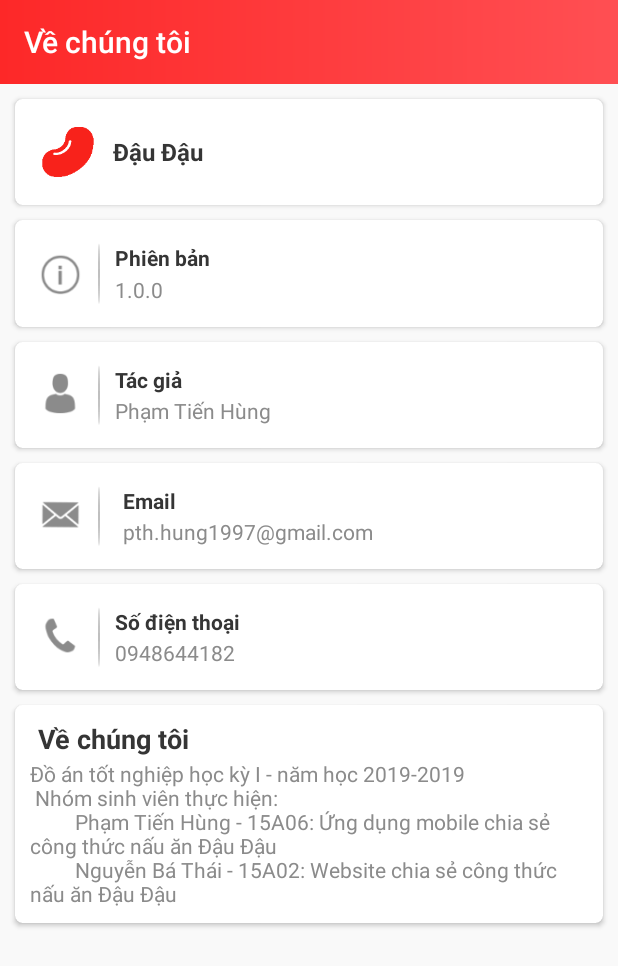
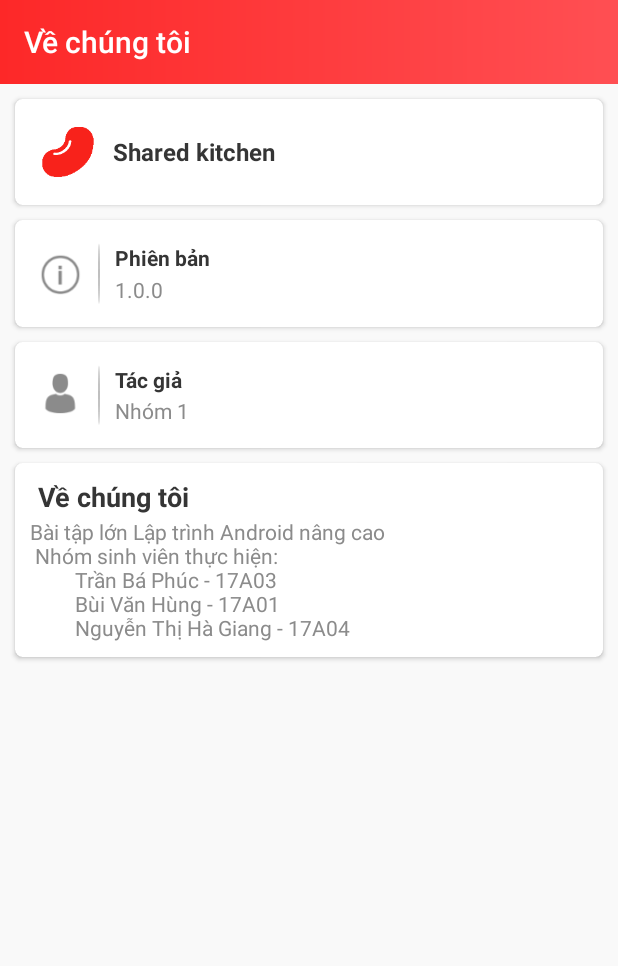
Before and after one commit to phuctranba/shared-kitchen, an Android app: the AboutUsActivity screen opened directly, with no data from a screen before it, on a phone screen of 412 x 824 dp. Shown: the top 966 px of the screen. Run offline under Robolectric (Android 15) with nearby library versions, the light colour scheme and no system bars.

Commit message:
update fix #1

```diff
--- a/SmoothCheckBox-master/build.gradle
+++ b/SmoothCheckBox-master/build.gradle
@@ -1,12 +1,12 @@
 apply plugin: 'com.android.library'
 
 android {
-    compileSdkVersion 23
+    compileSdkVersion 30
     buildToolsVersion '28.0.3'
 
     defaultConfig {
         minSdkVersion 14
-        targetSdkVersion 23
+        targetSdkVersion 30
         versionCode 1
         versionName "1.0"
     }
@@ -20,5 +20,6 @@ android {
 
 dependencies {
     implementation fileTree(dir: 'libs', include: ['*.jar'])
+    //noinspection GradleCompatible
     implementation 'com.android.support:appcompat-v7:28.1.1'
 }
--- a/app/src/main/java/com/github/phuctranba/core/fragment/ProfileInforFragment.java
+++ b/app/src/main/java/com/github/phuctranba/core/fragment/ProfileInforFragment.java
@@ -65,7 +65,7 @@ public class ProfileInforFragment extends Fragment {
         text_followerCounter.setText(myApplication.getUserFollowers());
         text_likeCounter.setText(myApplication.getUserLikes());
         text_username.setText(myApplication.getUserName());
-        Picasso.get().load(Constant.SERVER_URL + myApplication.getuserAvata()).placeholder(R.drawable.avatar2).transform(new CircleTransform()).into(profileAvata);
+        Picasso.get().load(Constant.SERVER_URL + myApplication.getuserAvata()).placeholder(R.drawable.avatar).transform(new CircleTransform()).into(profileAvata);
 
         btn_your_recipe.setOnClickListener(new View.OnClickListener() {
             @Override
--- a/app/src/main/java/com/github/phuctranba/sharedkitchen/DetailActivity.java
+++ b/app/src/main/java/com/github/phuctranba/sharedkitchen/DetailActivity.java
@@ -328,7 +328,7 @@ public class DetailActivity extends AppCompatActivity {
         text_username.setText(owner.getName());
         text_user_like_couter.setText(owner.getLikes());
         text_user_follower_counter.setText(owner.getFollowers());
-        Picasso.get().load(owner.getAvatar()).placeholder(R.drawable.avatar2).transform(new CircleTransform()).into(img_user_avata);
+        Picasso.get().load(owner.getAvatar()).placeholder(R.drawable.avatar).transform(new CircleTransform()).into(img_user_avata);
 //        ratingView.setRating(Float.parseFloat(objBean.getRecipeAvgRate()));
         Picasso.get().load(objBean.getRecipeImage()).placeholder(R.mipmap.ic_launcher).into(imageView);
 
--- a/app/src/main/java/com/github/phuctranba/sharedkitchen/ProfileActivity.java
+++ b/app/src/main/java/com/github/phuctranba/sharedkitchen/ProfileActivity.java
@@ -80,7 +80,7 @@ public class ProfileActivity extends AppCompatActivity {
         userAvatar = findViewById(R.id.user_profile_photo);
 
         txtUsername.setText(myApplication.getUserName());
-        Picasso.get().load(Constant.SERVER_URL + myApplication.getuserAvata()).placeholder(R.drawable.avatar2).transform(new CircleTransform()).into(userAvatar);
+        Picasso.get().load(Constant.SERVER_URL + myApplication.getuserAvata()).placeholder(R.drawable.avatar).transform(new CircleTransform()).into(userAvatar);
         ratingBar = findViewById(R.id.rating_bar);
         lyt_not_found = findViewById(R.id.lyt_not_found);
         progressBar = findViewById(R.id.progressBar);
@@ -170,7 +170,7 @@ public class ProfileActivity extends AppCompatActivity {
         txtCountFollow.setText(itemUser.getFollowers());
         txtCountLike.setText(itemUser.getLikes());
         txtUsername.setText(itemUser.getName());
-        Picasso.get().load(Constant.SERVER_URL + itemUser.getAvatar()).placeholder(R.drawable.avatar2).transform(new CircleTransform()).into(userAvatar);
+        Picasso.get().load(Constant.SERVER_URL + itemUser.getAvatar()).placeholder(R.drawable.avatar).transform(new CircleTransform()).into(userAvatar);
         if (itemUser.isFollowed()) {
             btnFollow.setCompoundDrawablesWithIntrinsicBounds(R.drawable.ic_unfollow, 0, 0, 0);
             btnFollow.setText(getString(R.string.unfollow));
--- a/app/src/main/res/layout/activity_about_us.xml
+++ b/app/src/main/res/layout/activity_about_us.xml
@@ -179,113 +179,60 @@
             </androidx.cardview.widget.CardView>
 
 
-            <androidx.cardview.widget.CardView
-                android:layout_width="match_parent"
-                android:layout_height="wrap_content"
-                android:layout_marginBottom="10dp"
-                android:layout_marginStart="10dp"
-                android:layout_marginEnd="10dp"
-                app:cardCornerRadius="5dp">
+<!--            <androidx.cardview.widget.CardView-->
+<!--                android:layout_width="match_parent"-->
+<!--                android:layout_height="wrap_content"-->
+<!--                android:layout_marginBottom="10dp"-->
+<!--                android:layout_marginStart="10dp"-->
+<!--                android:layout_marginEnd="10dp"-->
+<!--                app:cardCornerRadius="5dp">-->
 
-                <LinearLayout
-                    android:layout_width="match_parent"
-                    android:layout_height="wrap_content"
-                    android:orientation="horizontal"
-                    android:padding="15dp">
+<!--                <LinearLayout-->
+<!--                    android:layout_width="match_parent"-->
+<!--                    android:layout_height="wrap_content"-->
+<!--                    android:orientation="horizontal"-->
+<!--                    android:padding="15dp">-->
 
-                    <ImageView
-                        android:layout_width="30dp"
-                        android:layout_height="30dp"
-                        android:layout_marginTop="4dp"
-                        android:contentDescription="@string/app_name"
-                        android:src="@drawable/ic_email_ab" />
+<!--                    <ImageView-->
+<!--                        android:layout_width="30dp"-->
+<!--                        android:layout_height="30dp"-->
+<!--                        android:layout_marginTop="4dp"-->
+<!--                        android:contentDescription="@string/app_name"-->
+<!--                        android:src="@drawable/ic_email_ab" />-->
 
-                    <View
-                        android:layout_width="1dp"
-                        android:layout_height="match_parent"
-                        android:layout_marginStart="10dp"
-                        android:layout_marginEnd="10dp"
-                        android:background="@drawable/line_about" />
+<!--                    <View-->
+<!--                        android:layout_width="1dp"-->
+<!--                        android:layout_height="match_parent"-->
+<!--                        android:layout_marginStart="10dp"-->
+<!--                        android:layout_marginEnd="10dp"-->
+<!--                        android:background="@drawable/line_about" />-->
 
-                    <LinearLayout
-                        android:layout_width="wrap_content"
-                        android:layout_height="wrap_content"
-                        android:layout_marginStart="5dp"
-                        android:orientation="vertical">
+<!--                    <LinearLayout-->
+<!--                        android:layout_width="wrap_content"-->
+<!--                        android:layout_height="wrap_content"-->
+<!--                        android:layout_marginStart="5dp"-->
+<!--                        android:orientation="vertical">-->
 
-                        <TextView
-                            android:layout_width="wrap_content"
-                            android:layout_height="wrap_content"
-                            android:text="@string/email"
-                            android:textColor="@color/about_title"
-                            android:textStyle="bold" />
+<!--                        <TextView-->
+<!--                            android:layout_width="wrap_content"-->
+<!--                            android:layout_height="wrap_content"-->
+<!--                            android:text="@string/email"-->
+<!--                            android:textColor="@color/about_title"-->
+<!--                            android:textStyle="bold" />-->
 
-                        <TextView
-                            android:id="@+id/text_email"
-                            android:layout_width="wrap_content"
-                            android:layout_height="wrap_content"
-                            android:layout_marginTop="1dp"
-                            android:text="@string/email_value"
-                            android:textColor="@color/about_text" />
+<!--                        <TextView-->
+<!--                            android:id="@+id/text_email"-->
+<!--                            android:layout_width="wrap_content"-->
+<!--                            android:layout_height="wrap_content"-->
+<!--                            android:layout_marginTop="1dp"-->
+<!--                            android:text="@string/email_value"-->
+<!--                            android:textColor="@color/about_text" />-->
 
-                    </LinearLayout>
-                </LinearLayout>
+<!--                    </LinearLayout>-->
+<!--                </LinearLayout>-->
 
-            </androidx.cardview.widget.CardView>
+<!--            </androidx.cardview.widget.CardView>-->
 
-            <androidx.cardview.widget.CardView
-                android:layout_width="match_parent"
-                android:layout_height="wrap_content"
-                android:layout_marginBottom="10dp"
-                android:layout_marginStart="10dp"
-                android:layout_marginEnd="10dp"
-                app:cardCornerRadius="5dp">
-
-                <LinearLayout
-                    android:layout_width="match_parent"
-                    android:layout_height="wrap_content"
-                    android:orientation="horizontal"
-                    android:padding="15dp">
-
-                    <ImageView
-                        android:layout_width="30dp"
-                        android:layout_height="30dp"
-                        android:layout_marginTop="4dp"
-                        android:contentDescription="@string/app_name"
-                        android:src="@drawable/ic_call" />
-
-                    <View
-                        android:layout_width="1dp"
-                        android:layout_height="match_parent"
-                        android:layout_marginStart="10dp"
-                        android:layout_marginEnd="10dp"
-                        android:background="@drawable/line_about" />
-
-                    <LinearLayout
-                        android:layout_width="wrap_content"
-                        android:layout_height="wrap_content"
-                        android:orientation="vertical">
-
-                        <TextView
-                            android:layout_width="wrap_content"
-                            android:layout_height="wrap_content"
-                            android:text="@string/phone_number"
-                            android:textColor="@color/about_title"
-                            android:textStyle="bold" />
-
-                        <TextView
-                            android:id="@+id/text_contact"
-                            android:layout_width="wrap_content"
-                            android:layout_height="wrap_content"
-                            android:layout_marginTop="1dp"
-                            android:text="@string/phone_number_value"
-                            android:textColor="@color/about_text" />
-
-                    </LinearLayout>
-
-                </LinearLayout>
-
-            </androidx.cardview.widget.CardView>
 
             <androidx.cardview.widget.CardView
                 android:layout_width="match_parent"
--- a/app/src/main/res/layout/activity_detail.xml
+++ b/app/src/main/res/layout/activity_detail.xml
@@ -278,7 +278,7 @@
                                 android:layout_margin="5dp"
                                 android:background="@drawable/profile_circular_border_imageview"
                                 android:scaleType="centerCrop"
-                                android:src="@drawable/avatar2" />
+                                android:src="@drawable/avatar" />
 
                             <LinearLayout
                                 android:layout_width="wrap_content"
--- a/app/src/main/res/layout/activity_profile.xml
+++ b/app/src/main/res/layout/activity_profile.xml
@@ -57,7 +57,7 @@
                     android:layout_height="120dp"
                     android:background="@drawable/profile_circular_border_imageview"
                     android:scaleType="centerCrop"
-                    android:src="@drawable/avatar2" />
+                    android:src="@drawable/avatar" />
             </LinearLayout>
 
             <LinearLayout
--- a/app/src/main/res/layout/fragment_profile_infor.xml
+++ b/app/src/main/res/layout/fragment_profile_infor.xml
@@ -50,7 +50,7 @@
                     android:layout_height="120dp"
                     android:background="@drawable/profile_circular_border_imageview"
                     android:scaleType="centerCrop"
-                    android:src="@drawable/avatar2" />
+                    android:src="@drawable/avatar" />
             </LinearLayout>
 
             <LinearLayout
--- a/app/src/main/res/layout/nav_header.xml
+++ b/app/src/main/res/layout/nav_header.xml
@@ -28,7 +28,7 @@
                 android:layout_height="100dp"
                 android:background="@drawable/profile_circular_border_imageview"
                 android:scaleType="centerCrop"
-                android:src="@drawable/avatar2" />
+                android:src="@drawable/avatar" />
         </LinearLayout>
 
         <LinearLayout
--- a/app/src/main/res/layout/row_all_review_item.xml
+++ b/app/src/main/res/layout/row_all_review_item.xml
@@ -27,7 +27,7 @@
                 android:layout_margin="5dp"
                 android:background="@drawable/profile_circular_border_imageview"
                 android:scaleType="centerCrop"
-                android:src="@drawable/avatar2" />
+                android:src="@drawable/avatar" />
 
             <LinearLayout
                 android:layout_width="wrap_content"
@@ -114,7 +114,7 @@
                 android:layout_margin="5dp"
                 android:background="@drawable/profile_circular_border_imageview"
                 android:scaleType="centerCrop"
-                android:src="@drawable/avatar2" />
+                android:src="@drawable/avatar" />
 
             <LinearLayout
                 android:layout_width="wrap_content"
--- a/app/src/main/res/layout/row_user_item.xml
+++ b/app/src/main/res/layout/row_user_item.xml
@@ -95,7 +95,7 @@
                         android:layout_gravity="center"
                         android:background="@drawable/profile_circular_border_imageview"
                         android:scaleType="centerCrop"
-                        android:src="@drawable/avatar2" />
+                        android:src="@drawable/avatar" />
                 </LinearLayout>
 
                 <View
--- a/app/src/main/res/values/strings.xml
+++ b/app/src/main/res/values/strings.xml
@@ -1,5 +1,5 @@
 <resources>
-    <string name="app_name">Đậu Đậu</string>
+    <string name="app_name">Shared kitchen</string>
 
     <!-- TODO: Remove or change this placeholder text -->
     <string name="hello_blank_fragment">Hello blank fragment</string>
@@ -70,15 +70,15 @@
     <string name="version">Phiên bản</string>
     <string name="version_value">1.0.0</string>
     <string name="author">Tác giả</string>
-    <string name="author_value">Phạm Tiến Hùng</string>
-    <string name="email_value">pth.hung1997@gmail.com</string>
-    <string name="phone_number">Số điện thoại</string>
-    <string name="phone_number_value">0948644182</string>
+    <string name="author_value">Nhóm 1</string>
+    <string name="email_value">tranbaphuc1999@gmail.com</string>
     <string name="about">Về chúng tôi</string>
-    <string name="about_value">Đồ án tốt nghiệp học kỳ I - năm học 2019-2019 \n
+    <string name="about_value">Bài tập lớn Lập trình Android nâng cao \n
         Nhóm sinh viên thực hiện: \n
-        \t\t Phạm Tiến Hùng - 15A06: Ứng dụng mobile chia sẻ công thức nấu ăn Đậu Đậu \n
-    \t\t Nguyễn Bá Thái - 15A02: Website chia sẻ công thức nấu ăn Đậu Đậu</string>
+        \t\t Trần Bá Phúc - 17A03 \n
+        \t\t Bùi Văn Hùng - 17A01 \n
+        \t\t Nguyễn Thị Hà Giang - 17A04
+    </string>
     <string name="page_development">Trang đang được hoàn thiện</string>
     <string name="tab_approved">Đã duyệt</string>
     <string name="tab_pending">Đang chờ</string>
```
Also changed, not shown: app/src/main/res/drawable-nodpi/avatar.png, app/src/main/res/drawable-nodpi/avatar2.png (deleted).
